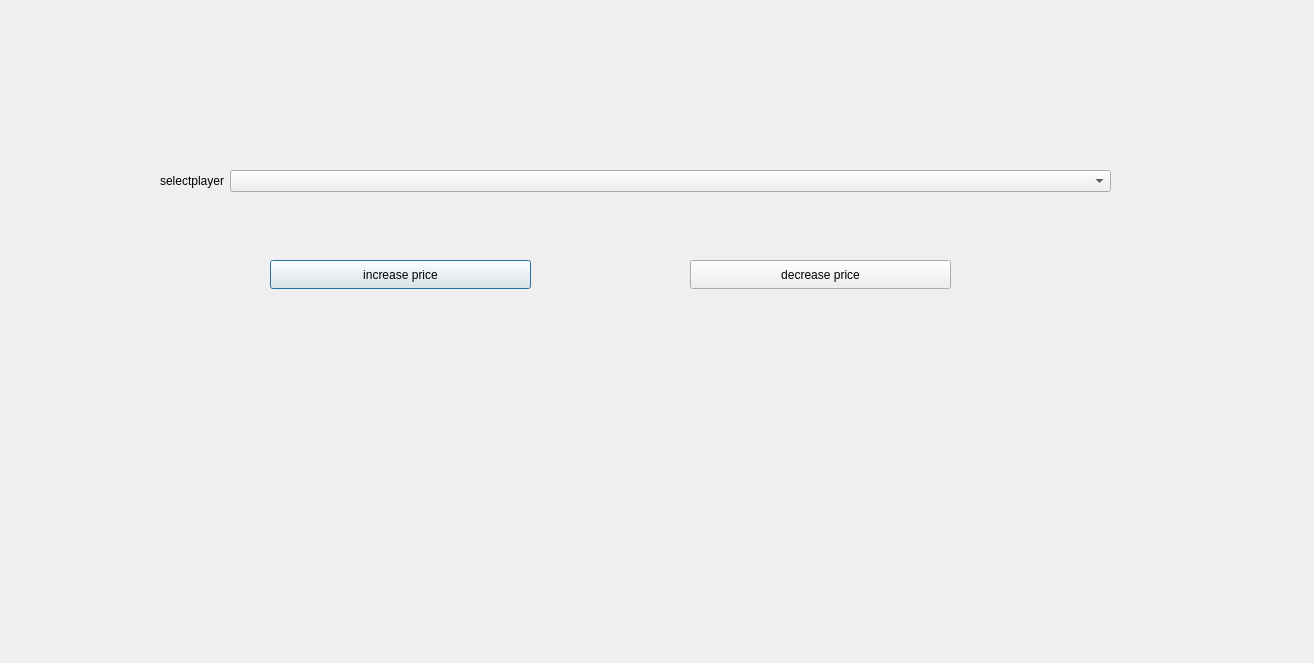
Before: the Qt Designer form updateprice.ui in bolesawny7/FootballFantasy, drawn with Qt 5.
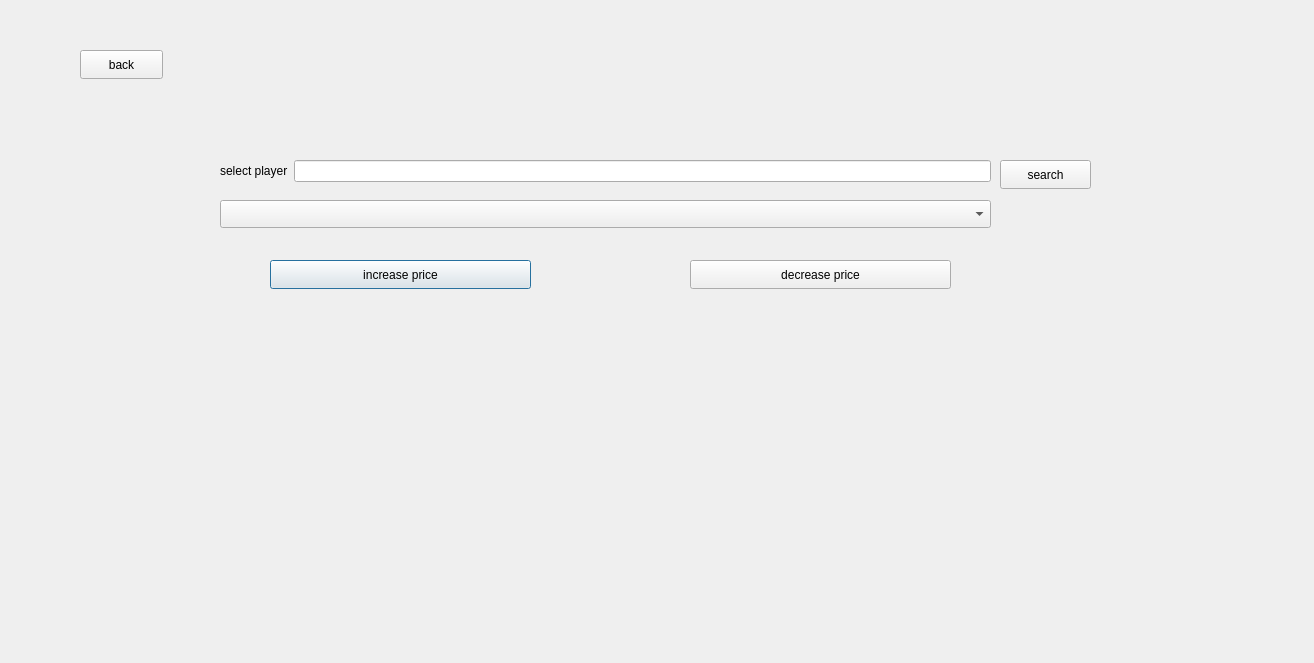
After: the same form once the commit is applied. Icons and pictures are not drawn.

The edit to the form file:
```diff
--- a/updateprice.ui
+++ b/updateprice.ui
@@ -18,28 +18,6 @@
 background-image: url(:/background/fantasy.png);
 }</string>
   </property>
-  <widget class="QWidget" name="formLayoutWidget">
-   <property name="geometry">
-    <rect>
-     <x>160</x>
-     <y>170</y>
-     <width>951</width>
-     <height>41</height>
-    </rect>
-   </property>
-   <layout class="QFormLayout" name="formLayout">
-    <item row="0" column="0">
-     <widget class="QLabel" name="selectplayerLabel">
-      <property name="text">
-       <string>selectplayer</string>
-      </property>
-     </widget>
-    </item>
-    <item row="0" column="1">
-     <widget class="QComboBox" name="selectplayerComboBox"/>
-    </item>
-   </layout>
-  </widget>
   <widget class="QPushButton" name="increase">
    <property name="geometry">
     <rect>
@@ -66,6 +44,64 @@
     <string>decrease price</string>
    </property>
   </widget>
+  <widget class="QPushButton" name="back">
+   <property name="geometry">
+    <rect>
+     <x>80</x>
+     <y>50</y>
+     <width>83</width>
+     <height>29</height>
+    </rect>
+   </property>
+   <property name="text">
+    <string>back</string>
+   </property>
+  </widget>
+  <widget class="QComboBox" name="comboBox">
+   <property name="geometry">
+    <rect>
+     <x>220</x>
+     <y>200</y>
+     <width>771</width>
+     <height>28</height>
+    </rect>
+   </property>
+  </widget>
+  <widget class="QPushButton" name="pushButton">
+   <property name="geometry">
+    <rect>
+     <x>1000</x>
+     <y>160</y>
+     <width>91</width>
+     <height>29</height>
+    </rect>
+   </property>
+   <property name="text">
+    <string>search</string>
+   </property>
+  </widget>
+  <widget class="QWidget" name="formLayoutWidget">
+   <property name="geometry">
+    <rect>
+     <x>220</x>
+     <y>160</y>
+     <width>771</width>
+     <height>31</height>
+    </rect>
+   </property>
+   <layout class="QFormLayout" name="formLayout">
+    <item row="0" column="0">
+     <widget class="QLabel" name="searchLabel_3">
+      <property name="text">
+       <string>select player</string>
+      </property>
+     </widget>
+    </item>
+    <item row="0" column="1">
+     <widget class="QLineEdit" name="searchLineEdit_3"/>
+    </item>
+   </layout>
+  </widget>
  </widget>
  <resources/>
  <connections/>
```
